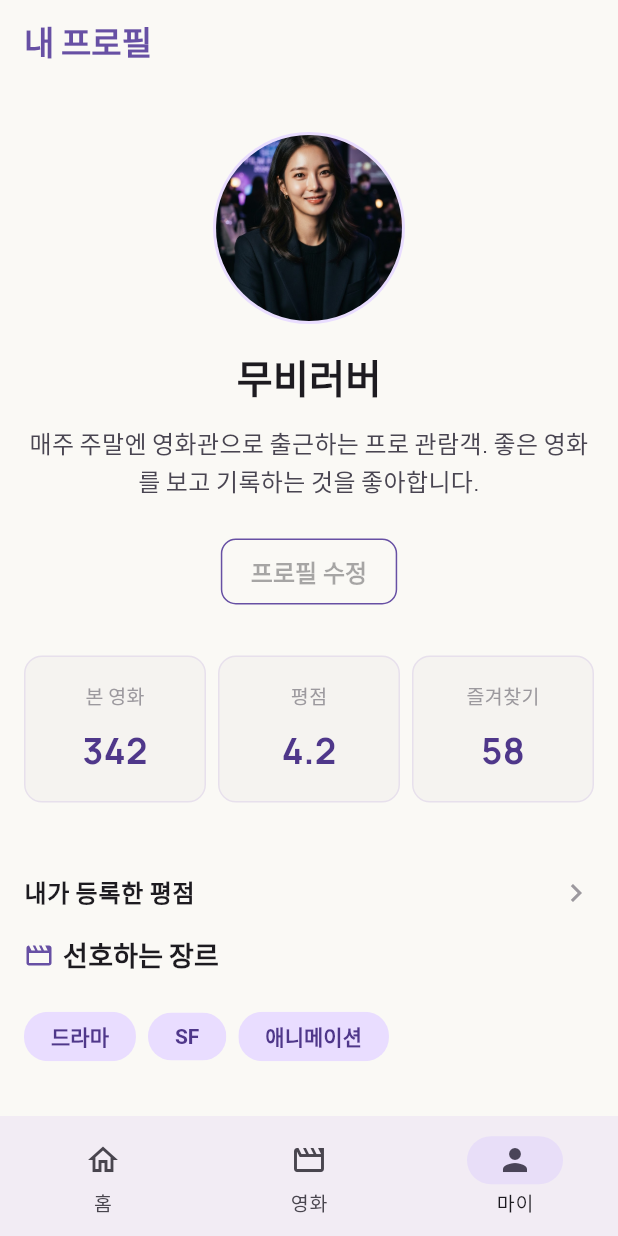
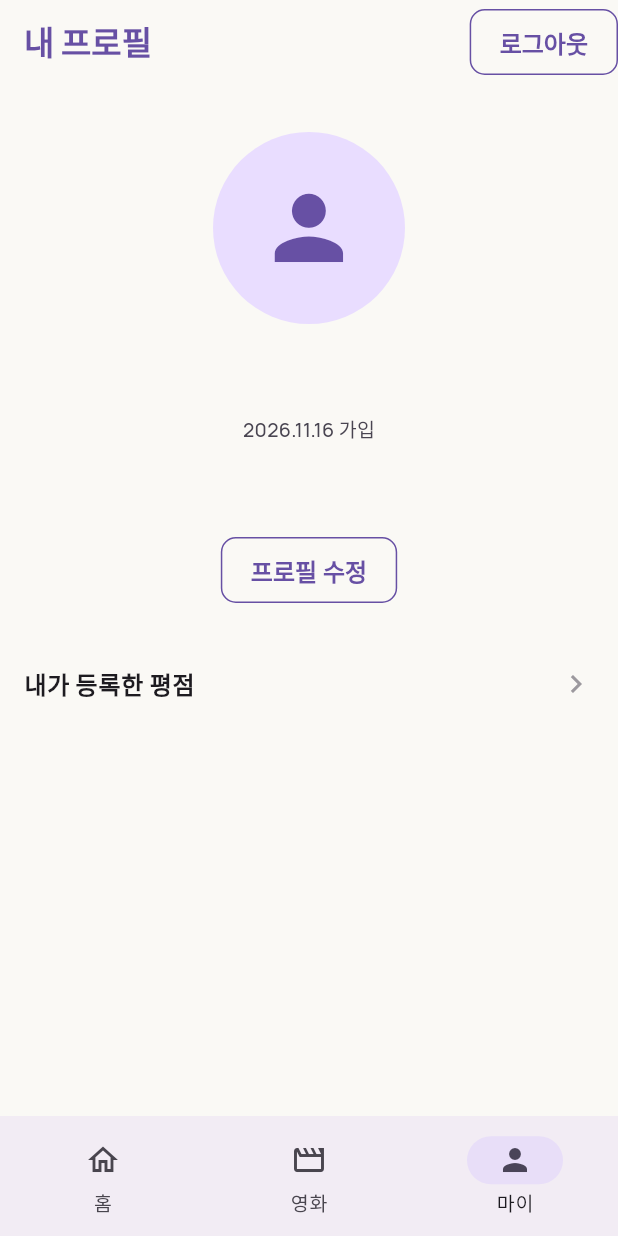
Before and after one commit to Junhae3599/movielog, a Flutter app: the ProfileScreen screen opened by its route, on a phone screen of 412 x 824 dp. Run offline on Flutter 3.47's test engine with Material 3 defaults, Android fonts, the phone set to English and light mode, and no system bars; our stand-ins replace dio, flutter_dotenv, flutter_rating_bar, flutter_secure_storage, flutter_svg, go_router and 1 more; accounts and stored records are empty; statements that could not run were skipped.

Commit message:
마이페이지와 프로필 수정을 GET/PATCH me 로 전환한다
1주차의 하드코딩된 '무비러버' 대신 GET /v7/members/me 로 받은 내 정보를
보여준다. 응답에 있는 값은 이메일·닉네임·가입일 셋뿐이라, 더 보여줄 근거가
없는 통계·장르는 내렸다. 화면에 있던 숫자를 유지하려고 가짜 값을 만들지 않는다.

닉네임 수정 실패는 보여줄 자리로 나눈다. 길이·중복(MEMBER409_1)은 입력칸
아래 errorText 로 두어 입력값을 유지하고, 네트워크 실패는 Snackbar 로 알리며
로그아웃하지 않는다. 세션 만료는 expireSession() 으로 정리하고 Router 에 맡긴다.

수정 성공 응답이 이미 최신 내 정보이므로 GET me 를 다시 부르지 않고 교체한다.

Challenge: 내 정보 로딩·실패 재시도, 가입일 표시, 변경 내용이 있을 때
뒤로가기 확인 Dialog.

Co-Authored-By: Claude Opus 5 <noreply@anthropic.com>

```diff
--- a/lib/screens/profile/profile_screen.dart
+++ b/lib/screens/profile/profile_screen.dart
@@ -1,64 +1,157 @@
 // lib/screens/profile/profile_screen.dart
 import 'package:flutter/material.dart';
 import 'package:go_router/go_router.dart';
+import 'package:provider/provider.dart';
 
-import '../../models/profile_stat.dart';
+import '../../theme/app_text_styles.dart';
+import '../../view_models/auth_view_model.dart';
 import '../../widgets/common_app_bar.dart';
+import '../../widgets/movie_log_button.dart';
 import 'widgets/edit_profile_button.dart';
-import 'widgets/favorite_genres.dart';
 import 'widgets/profile_header.dart';
 import 'widgets/profile_menu_tile.dart';
-import 'widgets/profile_stats.dart';
 
-/// 내 프로필 화면.
+/// 마이페이지.
 ///
-/// 1주차 화면은 정적이므로 StatelessWidget 을 사용한다.
-/// 본문은 의미 단위로 ProfileHeader, EditProfileButton, ProfileStats,
-/// FavoriteGenres 로 나누었다.
+/// 8주차에 화면의 출처가 바뀌었다. 1주차의 하드코딩된 '무비러버' 대신
+/// `GET /v7/members/me` 로 받은 **내 정보**를 보여준다. 응답에 들어 있는 값은
+/// 이메일·닉네임·가입일 셋뿐이라, 1주차 시안의 통계·장르는 더 보여줄 근거가
+/// 없어 내렸다. 화면에 있던 숫자를 유지하려고 가짜 값을 만들지 않는다.
+///
+/// 내 정보를 **불러오는 일은 여기서 하지 않는다.** 세 탭을 모두 감싸는
+/// MainShell 이 한 번 호출해 [AuthViewModel.member] 에 담아 두고, 이 화면은
+/// 그것을 구독만 한다. 홈을 거치지 않고 마이 탭으로 바로 들어와도 값이 있다.
 class ProfileScreen extends StatelessWidget {
   const ProfileScreen({super.key});
 
-  /// 통계와 장르는 데이터로 들고 있다가 map 으로 Widget 을 만든다.
-  static const _stats = [
-    ProfileStat(label: '본 영화', value: '342'),
-    ProfileStat(label: '평점', value: '4.2'),
-    ProfileStat(label: '즐겨찾기', value: '58'),
-  ];
-
-  static const _genres = ['드라마', 'SF', '애니메이션'];
-
   @override
   Widget build(BuildContext context) {
+    final auth = context.watch<AuthViewModel>();
+    final member = auth.member;
+
     return Scaffold(
-      appBar: const CommonAppBar(title: '내 프로필'),
+      appBar: CommonAppBar(
+        title: '내 프로필',
+        actions: [
+          TextButton(
+            onPressed: auth.storageCleanupInProgress
+                ? null
+                : () => _confirmLogout(context, auth),
+            child: const Text('로그아웃'),
+          ),
+        ],
+      ),
       body: SafeArea(
-        child: SingleChildScrollView(
-          padding: const EdgeInsets.symmetric(horizontal: 16, vertical: 32),
+        child: switch (member) {
+          // Challenge: 불러오는 동안과 실패했을 때를 구분해서 보여준다.
+          // 실패를 로딩으로 두면 사용자가 영영 돌아가는 인디케이터만 본다.
+          null when auth.memberStatus == MemberLoadStatus.error =>
+            _MemberLoadError(
+              message: auth.message,
+              onRetry: () => auth.loadMember(force: true),
+            ),
+          null => const Center(child: CircularProgressIndicator()),
+          _ => SingleChildScrollView(
+              padding: const EdgeInsets.symmetric(
+                horizontal: 16,
+                vertical: 32,
+              ),
               child: Column(
                 crossAxisAlignment: CrossAxisAlignment.stretch,
                 children: [
-              const ProfileHeader(
-                imagePath: 'assets/images/profile_movielog.jpg',
-                nickname: '무비러버',
-                introduction:
-                    '매주 주말엔 영화관으로 출근하는 프로 관람객. 좋은 영화를 보고 기록하는 것을 좋아합니다.',
+                  ProfileHeader(
+                    nickname: member.nickname,
+                    // 소개 자리에 이메일을 넣는다. v7 내 정보에 소개 field 가 없다.
+                    introduction: member.email,
+                    // Challenge: 가입일 표시.
+                    caption: '${_formatJoinedAt(member.createdAt)} 가입',
                   ),
                   const SizedBox(height: 24),
-              // 버튼이 가로 전체로 늘어나지 않도록 가운데에만 배치한다.
-              const Align(
+                  Align(
                     alignment: Alignment.center,
-                child: EditProfileButton(),
+                    // member 가 없으면 수정할 값도 없으므로 그때는 열지 않는다.
+                    child: EditProfileButton(
+                      onPressed: () => context.push('/my/profile/edit'),
                     ),
-              const ProfileStats(stats: _stats),
+                  ),
+                  const SizedBox(height: 24),
                   // 마이페이지 위에 전체 화면으로 열리는 자식 화면이므로 push 로 띄운다.
-              // (go 로 바꾸면 뒤로가기로 마이페이지에 돌아올 수 없다)
                   ProfileMenuTile(
                     title: '내가 등록한 평점',
                     onTap: () => context.push('/my/ratings'),
                   ),
-              const FavoriteGenres(genres: _genres),
                 ],
               ),
+            ),
+        },
+      ),
+    );
+  }
+
+  /// "2026.10.10" 형식. (Challenge)
+  ///
+  /// 서버가 주는 값은 UTC 일 수 있으므로 기기 시간대로 바꿔 보여준다.
+  static String _formatJoinedAt(DateTime createdAt) {
+    final local = createdAt.toLocal();
+    final month = local.month.toString().padLeft(2, '0');
+    final day = local.day.toString().padLeft(2, '0');
+    return '${local.year}.$month.$day';
+  }
+
+  /// 로그아웃은 되돌릴 수 없으므로 먼저 확인한다.
+  ///
+  /// 화면 이동은 하지 않는다. `logout()` 이 상태를 `signedOut` 으로 바꾸면
+  /// Router 가 `/login` 으로 보낸다.
+  Future<void> _confirmLogout(BuildContext context, AuthViewModel auth) async {
+    final confirmed = await showDialog<bool>(
+      context: context,
+      builder: (dialogContext) => AlertDialog(
+        title: const Text('로그아웃할까요?'),
+        content: const Text('저장된 로그인 정보가 이 기기에서 삭제됩니다.'),
+        actions: [
+          TextButton(
+            onPressed: () => Navigator.of(dialogContext).pop(false),
+            child: const Text('취소'),
+          ),
+          TextButton(
+            onPressed: () => Navigator.of(dialogContext).pop(true),
+            child: const Text('로그아웃'),
+          ),
+        ],
+      ),
+    );
+
+    if (confirmed != true) return;
+
+    await auth.logout();
+  }
+}
+
+/// 내 정보를 불러오지 못했을 때. (Challenge)
+///
+/// 네트워크 실패이므로 **로그아웃시키지 않는다.** 재시도만 제공한다.
+class _MemberLoadError extends StatelessWidget {
+  const _MemberLoadError({required this.message, required this.onRetry});
+
+  final String? message;
+  final VoidCallback onRetry;
+
+  @override
+  Widget build(BuildContext context) {
+    return Center(
+      child: Padding(
+        padding: const EdgeInsets.all(32),
+        child: Column(
+          mainAxisSize: MainAxisSize.min,
+          children: [
+            Text(
+              message ?? '내 정보를 불러오지 못했어요.',
+              textAlign: TextAlign.center,
+              style: AppTextStyles.bodyMedium,
+            ),
+            const SizedBox(height: 16),
+            MovieLogButton(label: '다시 시도', onPressed: onRetry),
+          ],
         ),
       ),
     );
--- a/lib/screens/profile/widgets/profile_header.dart
+++ b/lib/screens/profile/widgets/profile_header.dart
@@ -10,11 +10,15 @@ class ProfileHeader extends StatelessWidget {
     super.key,
     required this.nickname,
     required this.introduction,
+    this.caption,
     this.imagePath,
   });
 
   final String nickname;
   final String introduction;
+
+  /// 닉네임 바로 아래에 작게 붙는 한 줄. (가입일 등)
+  final String? caption;
 
   /// 프로필 이미지 경로. null 이면 기본 아이콘을 보여준다.
   final String? imagePath;
@@ -38,6 +42,13 @@ class ProfileHeader extends StatelessWidget {
         ),
         const SizedBox(height: 16),
         Text(nickname, style: AppTextStyles.headline),
+        if (caption != null) ...[
+          const SizedBox(height: 6),
+          Text(
+            caption!,
+            style: AppTextStyles.label.copyWith(color: AppColors.bodyGray),
+          ),
+        ],
         const SizedBox(height: 12),
         Text(
           introduction,
```
Also changed, not shown: lib/screens/profile/edit_profile_screen.dart (added, +176 -0 lines), lib/view_models/edit_profile_view_model.dart (added, +145 -0 lines). Lines whose indentation alone changed are shown as unchanged.
